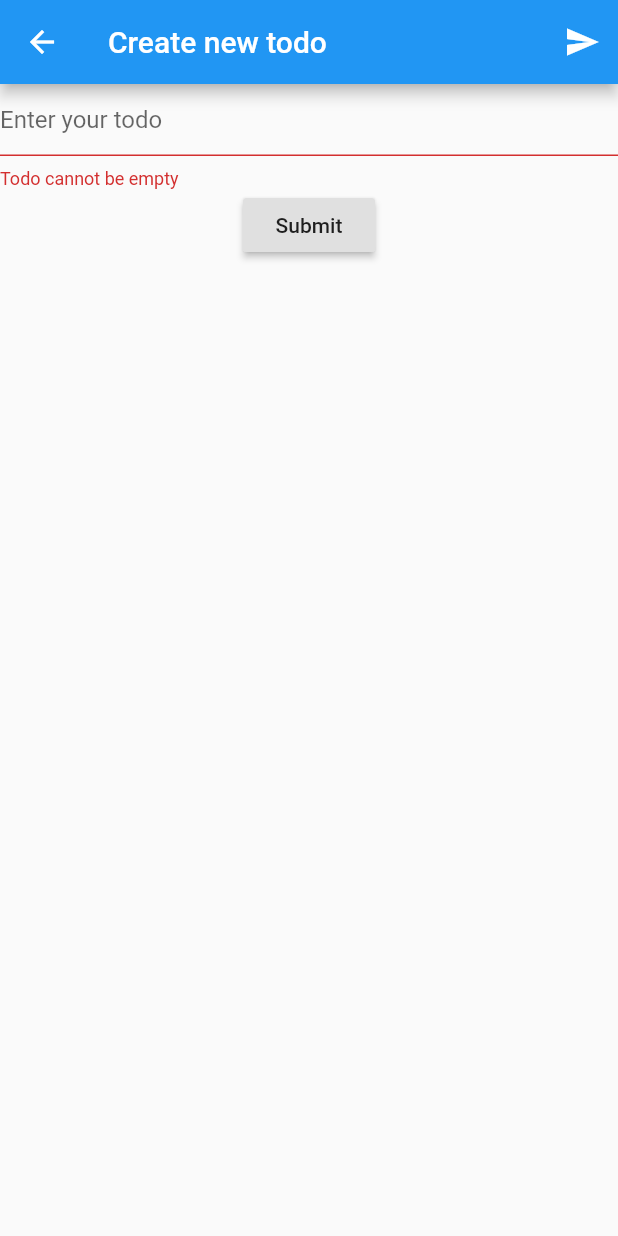
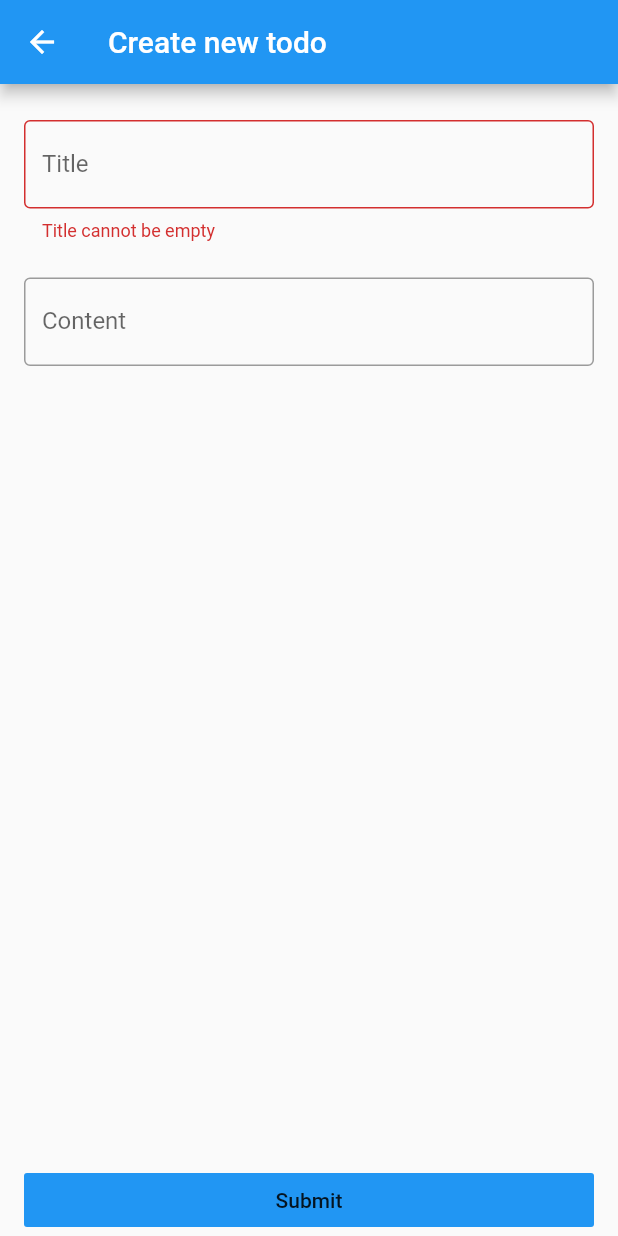
Before and after one commit to Czocher/flutter-todo-app, a Flutter app: the CreateTodoPage screen opened directly, after a tap on "Submit", on a phone screen of 412 x 824 dp. Run offline on Flutter 3.47's test engine with Material 2 defaults, Android fonts, the phone set to English and light mode, and no system bars.

Commit message:
Add more functionality

```diff
--- a/lib/main.dart
+++ b/lib/main.dart
@@ -1,19 +1,50 @@
 import 'package:flutter/material.dart';
 import 'package:scoped_model/scoped_model.dart';
+import 'package:uuid/uuid.dart';
 
 void main() => runApp(ScopedModel<TodoModel>(
     model: TodoModel(),
     child: MaterialApp(
+      debugShowCheckedModeBanner: false,
       home: MainPage(),
     )));
 
+class Todo {
+  Uuid uuid;
+  String title;
+  String content;
+  bool done;
+
+  Todo({@required this.title, this.content = "", this.done = false}) {
+    this.uuid = Uuid();
+  }
+}
+
 class TodoModel extends Model {
-  final _todos = <String>["aa", "Bbbbbbbbb"];
+  var _todos = <Todo>[
+    Todo(title: "Tytul", content: "tresc", done: true),
+    Todo(title: "Tytul2", content: "tresc2", done: false),
+  ];
 
-  List<String> get todos => _todos;
+  List<Todo> get todos => _todos;
 
-  void addTodo(String todo) {
+  void add(Todo todo) {
     _todos.add(todo);
+    notifyListeners();
+  }
+
+  void update(Todo todo) {
+    Todo found = this._todos.singleWhere((it) => it.uuid == todo.uuid);
+    found?.title = todo.title;
+    found?.content = todo.content;
+    found?.done = todo.done;
+    if (found != null) {
+      notifyListeners();
+    }
+  }
+
+  void remove(Todo todo) {
+    this._todos = this._todos.where((it) => it.uuid != todo.uuid).toList();
     notifyListeners();
   }
 }
@@ -42,31 +73,51 @@ class MainPage extends StatelessWidget {
 }
 
 class TodoList extends StatelessWidget {
-  List<String> _todos;
+  final List<Todo> _todos;
 
   TodoList(this._todos);
+
+  void _dismiss(BuildContext context, Todo todo) {
+    TodoModel model = ScopedModel.of<TodoModel>(context);
+    model.remove(todo);
+    Scaffold.of(context)
+        .showSnackBar(SnackBar(content: Text("${todo.title} removed")));
+  }
 
   @override
   Widget build(BuildContext context) {
     return ListView.builder(
-      itemBuilder: (context, index) => TodoListElement(_todos[index]),
+      itemBuilder: (context, index) => Dismissible(
+            key: Key(_todos[index].uuid.toString()),
+            child: TodoListElement(_todos[index]),
+            onDismissed: (direction) => _dismiss(context, _todos[index]),
+          ),
       itemCount: _todos.length,
     );
   }
 }
 
 class TodoListElement extends StatelessWidget {
-  String _content;
+  final Todo _todo;
 
-  TodoListElement(this._content);
+  TodoListElement(this._todo);
+
+  void _toggle(BuildContext context) {
+    this._todo.done = !this._todo.done;
+    TodoModel model = ScopedModel.of<TodoModel>(context);
+    model.update(this._todo);
+  }
 
   @override
   Widget build(BuildContext context) {
-    return ListTile(
-      title: Text(this._content),
-      subtitle: Text("subtitle"),
-      leading: Icon(Icons.check),
-      trailing: Icon(Icons.arrow_forward),
+    return ExpansionTile(
+      title: Text(this._todo.title),
+      children: <Widget>[
+          Text(this._todo.content, textAlign: TextAlign.left),
+      ],
+      leading: this._todo.done == true
+          ? Icon(Icons.check_box)
+          : Icon(Icons.check_box_outline_blank),
     );
   }
 }
@@ -74,18 +125,11 @@ class TodoListElement extends StatelessWidget {
 class CreateTodoPage extends StatelessWidget {
   @override
   Widget build(BuildContext context) {
-    final form = TodoForm();
     return Scaffold(
       appBar: AppBar(
         title: Text("Create new todo"),
-        actions: <Widget>[
-          IconButton(
-            icon: Icon(Icons.send),
-            onPressed: () {},
       ),
-        ],
-      ),
-      body: form,
+      body: TodoForm(),
     );
   }
 }
@@ -97,12 +141,15 @@ class TodoForm extends StatefulWidget {
 
 class _TodoFormState extends State<TodoForm> {
   final _formKey = GlobalKey<FormState>();
-  final _controller = TextEditingController();
+  final _titleController = TextEditingController();
+  final _contentController = TextEditingController();
 
-  void submitForm(context) {
+  void _submitForm(context) {
     if (_formKey.currentState.validate()) {
-      TodoModel m = ScopedModel.of<TodoModel>(context);
-      m.addTodo(_controller.value.text);
+      TodoModel model = ScopedModel.of<TodoModel>(context);
+      model.add(Todo(
+          title: _titleController.value.text,
+          content: _contentController.value.text));
       Navigator.pop(context);
     }
   }
@@ -111,24 +158,46 @@ class _TodoFormState extends State<TodoForm> {
   Widget build(BuildContext context) {
     return Form(
       key: _formKey,
+      child: Container(
+        padding: const EdgeInsets.symmetric(horizontal: 16.0),
         child: Column(
           children: <Widget>[
+            const SizedBox(height: 24.0),
             TextFormField(
-            controller: _controller,
+              controller: _titleController,
               decoration: InputDecoration(
-              hintText: "Enter your todo",
+                border: OutlineInputBorder(),
+                hintText: "Title",
+                labelText: "Title",
               ),
               validator: (value) {
                 if (value.isEmpty) {
-                return "Todo cannot be empty";
+                  return "Title cannot be empty";
                 }
               },
             ),
-          RaisedButton(
-            onPressed: () => this.submitForm(context),
+            const SizedBox(height: 24.0),
+            Expanded(
+              child: TextFormField(
+                controller: _contentController,
+                decoration: InputDecoration(
+                  border: OutlineInputBorder(),
+                  hintText: "Content",
+                  labelText: "Content",
+                ),
+              ),
+            ),
+            const SizedBox(height: 24.0),
+            SizedBox(
+              width: double.infinity,
+              child: FlatButton(
+                color: Colors.blue,
+                onPressed: () => this._submitForm(context),
                 child: Text("Submit"),
               ),
+            ),
           ],
+        ),
       ),
     );
   }
--- a/pubspec.yaml
+++ b/pubspec.yaml
@@ -20,6 +20,7 @@ dependencies:
   # Use with the CupertinoIcons class for iOS style icons.
   cupertino_icons: ^0.1.2
   scoped_model: ^1.0.1
+  uuid: ^2.0.0
 
 dev_dependencies:
   flutter_test:
```
Lines whose indentation alone changed are shown as unchanged.
